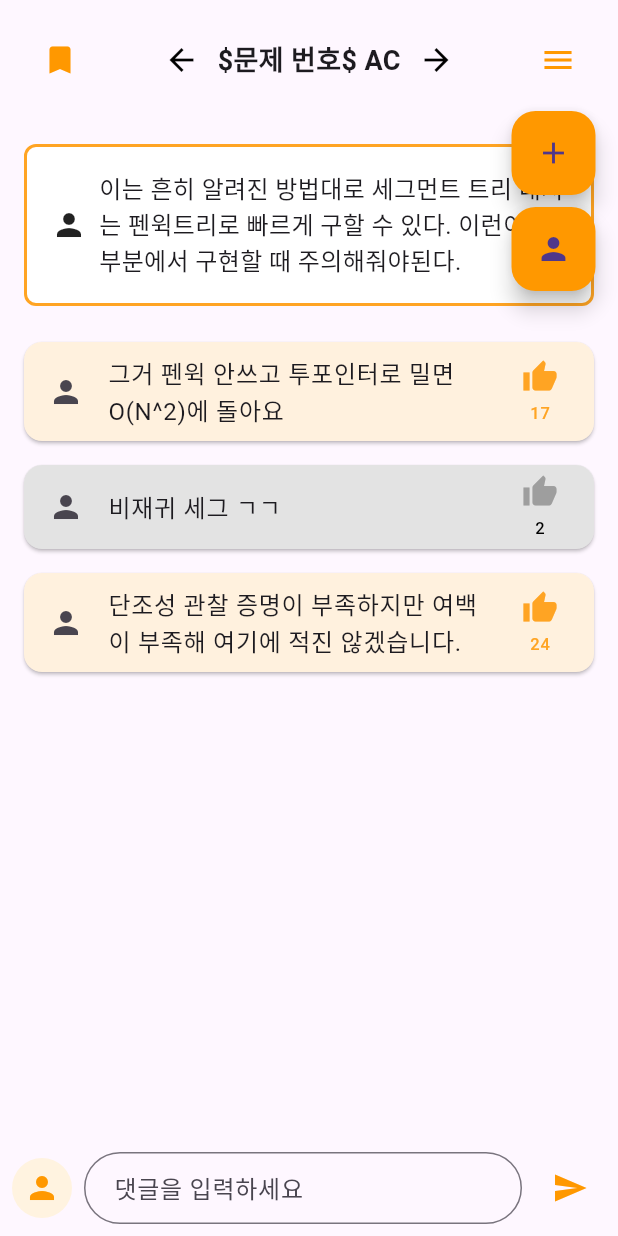
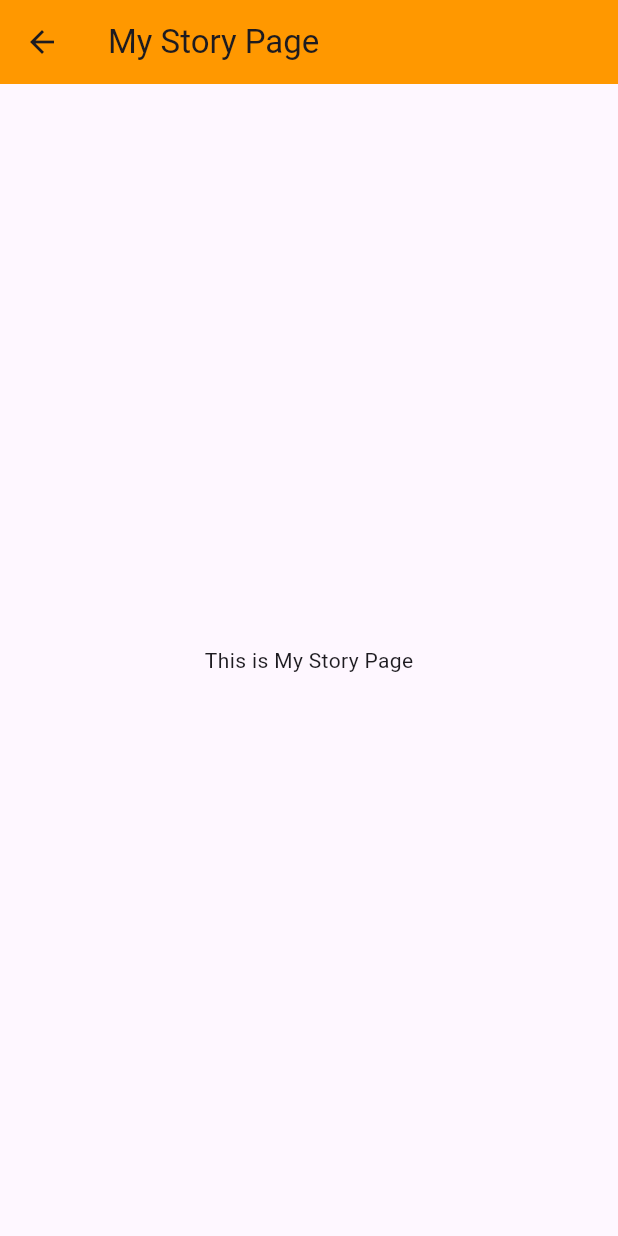
Before and after one commit to silverttthin/Alquerithm, a Flutter app: the StoryPage widget shown alone on an empty page, opened directly, after a tap on the "bookmark outline" icon, after a tap on the "menu" icon, after a tap on the "person" icon, on a phone screen of 412 x 824 dp. Run offline on Flutter 3.47's test engine with Material 3 defaults, Android fonts, the phone set to English and light mode, and no system bars.

Commit message:
feat : create basic add,myStory page and connect button with pages by MaterialPageRoute

```diff
--- /dev/null
+++ b/lib/pages/my_story_page.dart
@@ -0,0 +1,17 @@
+// lib/pages/my_story_page.dart
+import 'package:flutter/material.dart';
+
+class MyStoryPage extends StatelessWidget {
+  @override
+  Widget build(BuildContext context) {
+    return Scaffold(
+      appBar: AppBar(
+        title: Text('My Story Page'),
+        backgroundColor: Colors.orange,
+      ),
+      body: Center(
+        child: Text('This is My Story Page'),
+      ),
+    );
+  }
+}
--- a/lib/pages/story_page.dart
+++ b/lib/pages/story_page.dart
@@ -1,5 +1,8 @@
 import 'package:flutter/material.dart';
 import 'package:alquerithm/widgets/comment.dart';
+
+import 'add_page.dart';
+import 'my_story_page.dart';
 
 class StoryPage extends StatefulWidget {
   final String title;
@@ -25,6 +28,7 @@ class _StoryPageState extends State<StoryPage> {
               child: Row(
                 mainAxisAlignment: MainAxisAlignment.spaceBetween,
                 children: [
+                  // 북마크
                   IconButton(
                     icon: Icon(
                       _isBookmarked ? Icons.bookmark : Icons.bookmark_border,
@@ -36,6 +40,8 @@ class _StoryPageState extends State<StoryPage> {
                       });
                     },
                   ),
+
+                  // 문제번호랑 화살표버튼
                   Row(
                     children: [
                       IconButton(
@@ -59,6 +65,9 @@ class _StoryPageState extends State<StoryPage> {
                       ),
                     ],
                   ),
+
+
+                  // 햄버거 버튼
                   IconButton(
                     icon: Icon(Icons.menu, color: Colors.orange),
                     onPressed: () {
@@ -83,8 +92,6 @@ class _StoryPageState extends State<StoryPage> {
                 borderRadius: BorderRadius.circular(8.0),
                 color: Colors.white,
               ),
-
-
               child: Row(
                 children: [
                   Icon(Icons.person), // 게시자 이미지 디비에서 가져와 크기 변형해 넣어야 함
@@ -155,15 +162,16 @@ class _StoryPageState extends State<StoryPage> {
             ),
           ],
         ),
+
+
         _showAdditionalButtons
             ? Positioned(
                 right: 15,
                 top: 70,
                 child: Column(
                   children: [
-                    _buildAdditionalButton(Icons.add, '글 게시'),
-                    _buildAdditionalButton(Icons.person, '내 스토리'),
-                    // _buildAdditionalButton(Icons.filter_alt, '필터'),
+                    _buildAdditionalButton(Icons.add, AddPage()),
+                    _buildAdditionalButton(Icons.person, MyStoryPage()),
                   ],
                 ),
               )
@@ -173,16 +181,18 @@ class _StoryPageState extends State<StoryPage> {
   }
 
   // 우상단 햄버거 버튼
-  Widget _buildAdditionalButton(IconData icon, String tooltip) {
+  Widget _buildAdditionalButton(IconData icon, Widget page) {
     return Padding(
       padding: const EdgeInsets.symmetric(vertical: 4.0),
       child: FloatingActionButton(
         onPressed: () {
-          // 추가 기능 로직
+          Navigator.push(
+            context,
+            MaterialPageRoute(builder: (context) => page),
+          );
         },
         backgroundColor: Colors.orange,
         child: Icon(icon),
-        tooltip: tooltip,
       ),
     );
   }
```
Also changed, not shown: lib/pages/add_page.dart (added, +17 -0 lines).
